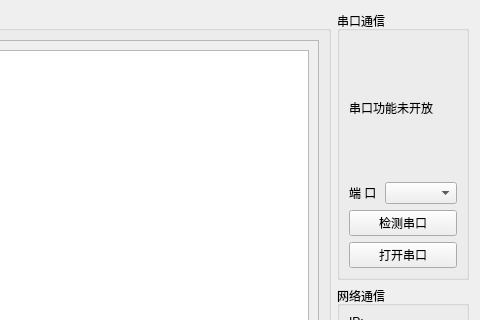
Above: src/Serialport/serialport.ui from kikiYang03/SerialPortAssistant before the change; both pictures show x 584 to 1064 and y 0 to 320 of the 1064 by 565 pixel window. Below: the same form after it.
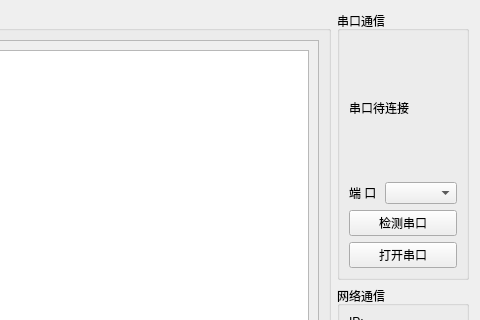
That is the form after the change.

Commit message:
设置重连超时次数1次，TCP连接时间由系统决定
当前连接10.0.0.0的IP会连接大概40s，win连接3s，不清楚底层逻辑

```diff
--- a/src/Serialport/serialport.ui
+++ b/src/Serialport/serialport.ui
@@ -158,7 +158,7 @@
         <item>
          <widget class="QLabel" name="lblPortState">
           <property name="text">
-           <string>串口功能未开放</string>
+           <string>串口待连接</string>
           </property>
          </widget>
         </item>
```
The commit also changes 4 other files.
